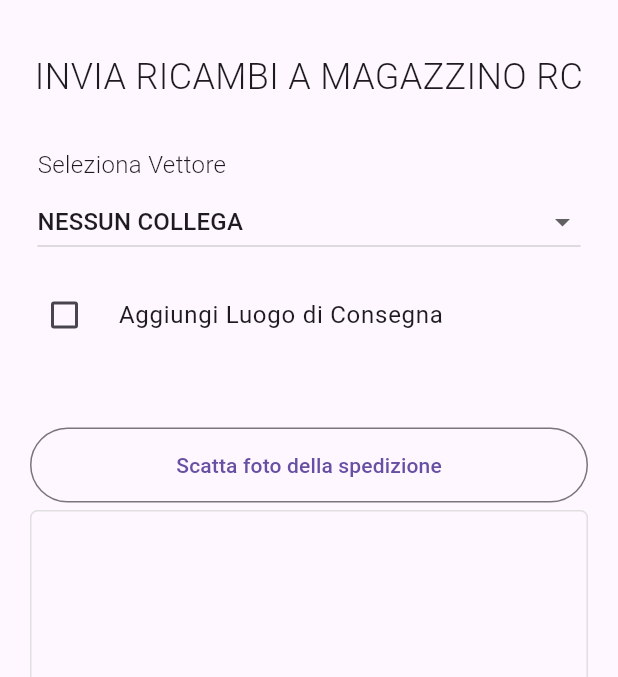
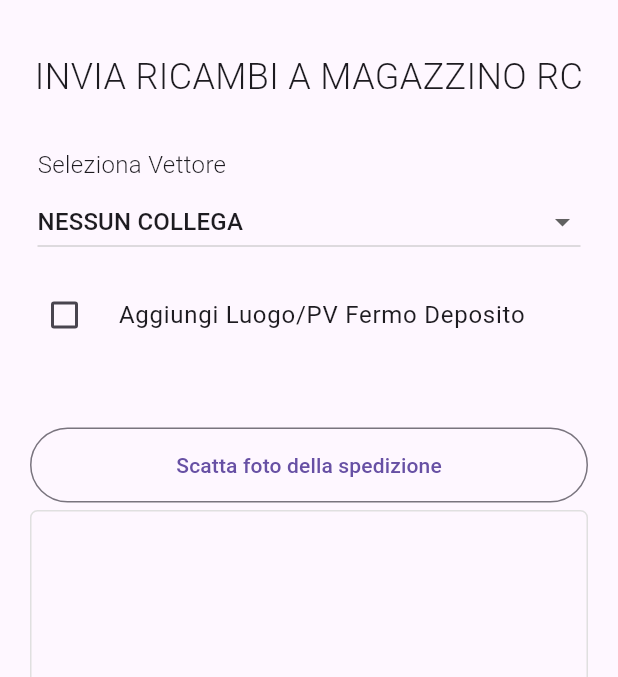
Before and after one commit to GabryLinux/GestoreRicambi, a Flutter app: the InviaRicambiMagazzinoRC screen opened directly, on a phone screen of 412 x 824 dp, the part 63-740 px from its top. Run offline on Flutter 3.47's test engine with Material 3 defaults, Android fonts, the phone set to English and light mode, and no system bars; our stand-ins replace cloud_firestore, firebase_core, image_picker, shared_preferences; missing offline and left inert: flutter_email_sender, simple_barcode_scanner; accounts and stored records are empty.

Commit message:
FEATURE: Il bottone "Seleziona Luogo" ora mostra un'altro titolo

```diff
--- a/lib/widgets/InviaRicambiMagazzinoRC/InviaRicambiMagazzinoRC.dart
+++ b/lib/widgets/InviaRicambiMagazzinoRC/InviaRicambiMagazzinoRC.dart
@@ -72,7 +72,7 @@ class _InviaRicambiMagazzinoRCState extends State<InviaRicambiMagazzinoRC> {
                 controlAffinity: ListTileControlAffinity.leading,
                 contentPadding:
                     EdgeInsets.symmetric(horizontal: 3, vertical: 7),
-                title: Text("Aggiungi Luogo di Consegna"),
+                title: Text("Aggiungi Luogo/PV Fermo Deposito"),
                 value: luogoCheck,
                 onChanged: (bool? value) {
                   setState(() {
--- a/lib/widgets/NotificaSpedizione/NotificaSpedizione.dart
+++ b/lib/widgets/NotificaSpedizione/NotificaSpedizione.dart
@@ -80,7 +80,7 @@ class NotificaSpedizioneState extends State<NotificaSpedizione> {
                 controlAffinity: ListTileControlAffinity.leading,
                 contentPadding:
                     EdgeInsets.symmetric(horizontal: 3, vertical: 7),
-                title: Text("Aggiungi Luogo di Consegna"),
+                title: Text("Aggiungi Luogo/PV Fermo Deposito"),
                 value: luogoCheck,
                 onChanged: (bool? value) {
                   setState(() {
```
